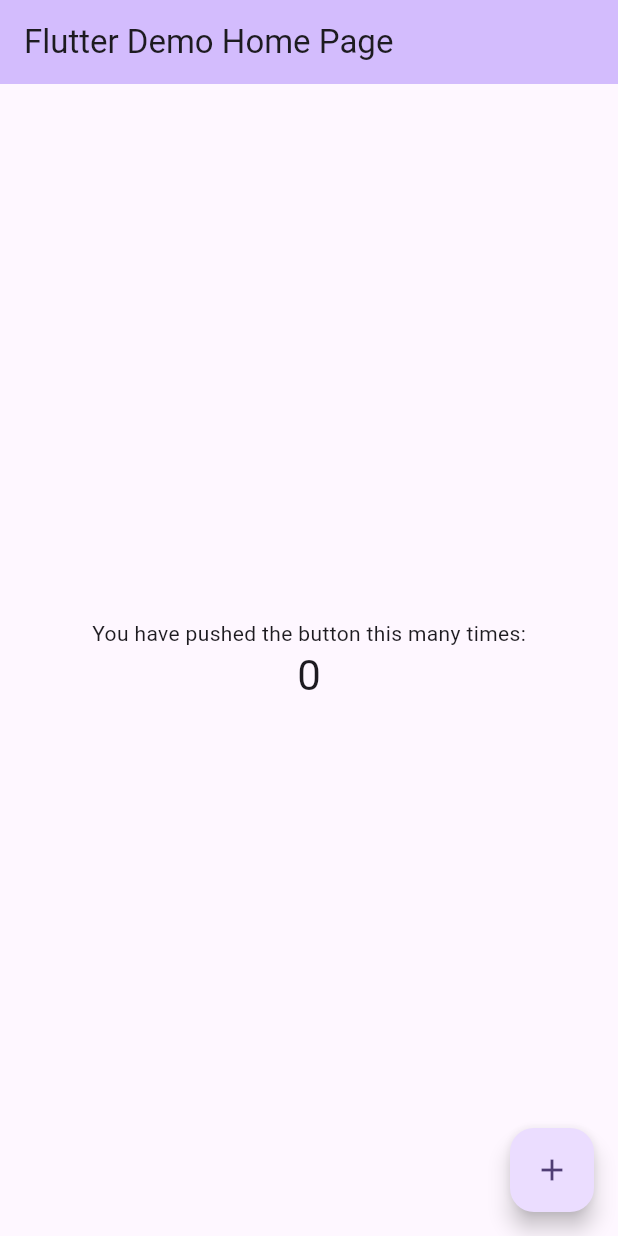
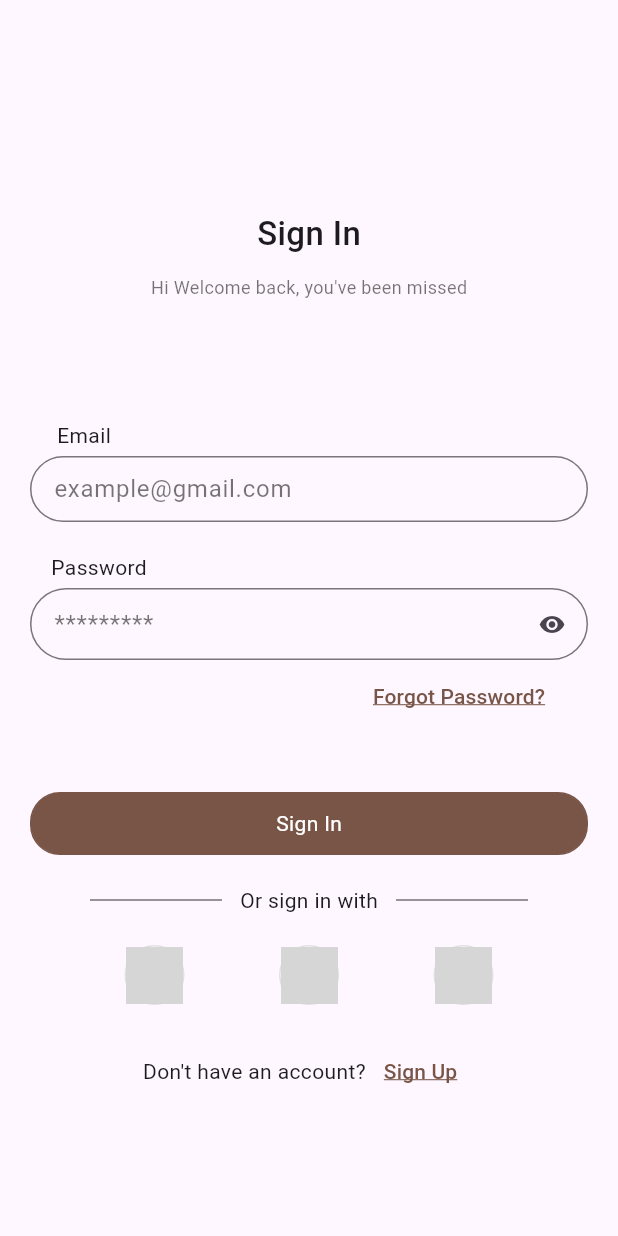
Before and after one commit to TechTrooper448482/Clothing-App, a Flutter app: the screen it shows after launch, on a phone screen of 412 x 824 dp. Run offline on Flutter 3.47's test engine with Material 3 defaults, Android fonts, the phone set to English and light mode, and no system bars; network calls fail; grey boxes are pictures that could not be loaded.

Commit message:
App Updated

```diff
--- /dev/null
+++ b/new_app/lib/config/routes/app_routes.dart
@@ -0,0 +1,28 @@
+import 'package:clothing_store_app/features/splash/presentation/splash_screen.dart';
+import 'package:flutter/cupertino.dart';
+import 'package:flutter/material.dart';
+
+import '../../features/auth/presentation/screens/login_screen.dart';
+
+class AppRoutes{
+  static const String splashScreen = '/';
+  static const String loginScreen = '/loginScreen';
+  static const String homeScreen = '/homeScreen';
+
+  static Route<dynamic> generateRoute(RouteSettings settings) {
+    switch (settings.name) {
+      case splashScreen:
+        return MaterialPageRoute(builder: (_) => const SplashScreen());
+      case loginScreen:
+        return MaterialPageRoute(builder: (_) => const LoginScreen());
+      default:
+        return MaterialPageRoute(
+            builder: (_) => const Scaffold(
+              body: Center(
+                child: Text("Route Not Found"),
+              ),
+            ),
+        );
+    }
+  }
+}
--- /dev/null
+++ b/new_app/lib/features/auth/presentation/screens/login_screen.dart
@@ -0,0 +1,255 @@
+import 'package:flutter/material.dart';
+
+class LoginScreen extends StatefulWidget {
+  const LoginScreen({super.key});
+
+  @override
+  State<LoginScreen> createState() => _LoginScreenState();
+}
+
+class _LoginScreenState extends State<LoginScreen> {
+
+
+
+
+
+
+  @override
+  Widget build(BuildContext context) {
+    return Scaffold(
+      body: Padding(
+        padding: const EdgeInsets.all(20.0),
+        child: Column(
+          children: [
+            Center(
+              child: Column(
+                children: [
+                  SizedBox(
+                    height: 120,
+                  ),
+                  Text(
+                    "Sign In",
+                    style: TextStyle(
+                        fontSize: 22,
+                        fontWeight: FontWeight.w500,
+                    ),
+                  ),
+                  SizedBox(
+                    height: 12,
+                  ),
+                  Text(
+                      "Hi Welcome back, you've been missed",
+                    style: TextStyle(
+                        fontSize: 12,
+                      color: Colors.black54,
+                    ),
+                  ),
+                  SizedBox(
+                    height: 80,
+                  ),
+                  Padding(
+                    padding: const EdgeInsets.only(right: 300.0),
+                    child: Text(
+                      "Email",
+                      style: TextStyle(fontWeight: FontWeight.normal),
+                    ),
+                  ),
+                  SizedBox(
+                    height: 4,
+                  ),
+                  TextFormField(
+                    decoration: InputDecoration(
+                      isDense: true,
+                      contentPadding: EdgeInsets.symmetric(vertical: 10, horizontal: 12),
+                      hintText: "example@gmail.com",
+                      hintStyle: TextStyle(
+                        color: Colors.black54,
+                      ),
+                      border: OutlineInputBorder(
+                        borderRadius: BorderRadius.circular(120.0),
+                      ),
+                    ),
+                  ),
+                  SizedBox(
+                    height: 20,
+                  ),
+                  Padding(
+                    padding: const EdgeInsets.only(right: 280.0),
+                    child: Text(
+                      "Password",
+                      style: TextStyle(fontWeight: FontWeight.normal),
+                    ),
+                  ),
+                  SizedBox(
+                    height: 4,
+                  ),
+                  TextFormField(
+                    decoration: InputDecoration(
+                      isDense: true,
+                      contentPadding: EdgeInsets.symmetric(vertical: 10, horizontal: 12),
+                      hintText: "*********",
+                      hintStyle: TextStyle(
+                        color: Colors.black54,
+                      ),
+                      suffixIcon: Icon(Icons.remove_red_eye),
+                      border: OutlineInputBorder(
+                        borderRadius: BorderRadius.circular(120.0),
+                      ),
+                    ),
+                  ),
+                  Padding(
+                    padding: const EdgeInsets.only(left: 200.0),
+                    child: TextButton(
+                        onPressed: (){},
+                        child: Text(
+                            "Forgot Password?",
+                          style: TextStyle(
+                            color: Colors.brown,
+                            decoration: TextDecoration.underline,
+                            decorationColor: Colors.brown,
+                          ),
+                        ),
+                    ),
+                  ),
+                  SizedBox(
+                    height: 40,
+                  ),
+                  Container(
+                    // height: 40,
+                    // width: 280,
+                    padding: EdgeInsets.symmetric(vertical: 10, horizontal: 12),
+                    decoration: BoxDecoration(
+                      border: BoxBorder.all(
+                        color: Colors.brown,
+                      ),
+                      borderRadius: BorderRadius.circular(20.0),
+                      color: Colors.brown,
+                    ),
+                    child: Center(
+                        child: Text(
+                          "Sign In",
+                          style: TextStyle(
+                            color: Colors.white,
+                          ),),
+                    ),
+                  ),
+                  SizedBox(
+                    height: 20,
+                  ),
+                  Row(
+                    mainAxisAlignment: MainAxisAlignment.center,
+                    children: [
+                      Expanded(
+                        child: Divider(
+                          indent: 40,
+                          endIndent: 12,
+                          color: Colors.black54,
+                          thickness: 1,
+                        ),
+                      ),
+                      Text("Or sign in with"),
+                      Expanded(
+                        child: Divider(
+                          indent: 12,
+                          endIndent: 40,
+                          color: Colors.black54,
+                          thickness: 1,
+                        ),
+                      ),
+                    ],
+                  ),
+                  SizedBox(
+                    height: 20,
+                  ),
+                  Row(
+                    mainAxisAlignment: MainAxisAlignment.spaceEvenly,
+                    children: [
+                      // CircleAvatar(
+                      //   radius: 20,
+                      //   backgroundColor: Colors.white,
+                      //   backgroundImage: NetworkImage('https://pixsector.com/cache/56f2646e/avd5cee2ff5ea9da4d328.png'),
+                      // ),
+                      Container(
+                        height: 40,
+                        width: 40,
+                        decoration: BoxDecoration(
+                          color: Colors.white,
+                          borderRadius: BorderRadius.circular(20.0),
+                          border: BoxBorder.all(
+                            color: Colors.black12,
+                          ),
+                        ),
+                        child: Image(
+                          image: NetworkImage(
+                              'https://pixsector.com/cache/56f2646e/avd5cee2ff5ea9da4d328.png'
+                              // 'https://cdn-icons-png.flaticon.com/512/0/747.png'
+                          ),
+                        ),
+                      ),
+                      Container(
+                        height: 40,
+                        width: 40,
+                        decoration: BoxDecoration(
+                          color: Colors.white,
+                          borderRadius: BorderRadius.circular(20.0),
+                          border: BoxBorder.all(
+                            color: Colors.black12,
+                          ),
+                        ),
+                        child: Image(
+                          // height: 20,
+                          //   width: 20,
+                            image: NetworkImage(
+                                'https://img.icons8.com/color/512/google-logo.png'
+                            ),
+                        ),
+                      ),
+                      Container(
+                        height: 40,
+                        width: 40,
+                        decoration: BoxDecoration(
+                          color: Colors.white,
+                          borderRadius: BorderRadius.circular(20.0),
+                          border: BoxBorder.all(
+                            color: Colors.black12,
+                          ),
+                        ),
+                        child: Image(
+                          // height: 20,
+                          //   width: 20,
+                          image: NetworkImage(
+                              'https://www.pixsector.com/cache/c2d6c2a1/av580aef89b415365fb9c.png'
+                          ),
+                        ),
+                      ),
+                    ],
+                  ),
+                  SizedBox(
+                    height: 20,
+                  ),
+                  Row(
+                    mainAxisAlignment: MainAxisAlignment.center,
+                    children: [
+                      Text("Don't have an account?"),
+                      TextButton(
+                          onPressed: (){},
+                          child: Text(
+                              "Sign Up",
+                            style: TextStyle(
+                              color: Colors.brown,
+                              decoration: TextDecoration.underline,
+                              decorationColor: Colors.brown,
+                            ),
+                          ),
+                      ),
+                    ],
+                  ),
+                ],
+              ),
+            ),
+          ],
+        ),
+      ),
+    );
+  }
+}
--- a/new_app/lib/main.dart
+++ b/new_app/lib/main.dart
@@ -1,7 +1,21 @@
+import 'package:clothing_store_app/config/routes/app_routes.dart';
+import 'package:clothing_store_app/view/screens/splash_screen.dart';
 import 'package:flutter/material.dart';
+import 'package:provider/provider.dart';
+
+// void main() {
+//   runApp(const MyApp());
+// }
 
 void main() {
-  runApp(const MyApp());
+  runApp(
+      MultiProvider(
+        providers: [
+          Provider(create: (_) => 'dummy'),
+        ],
+        child: const MyApp(),
+      ),
+  );
 }
 
 class MyApp extends StatelessWidget {
@@ -11,112 +25,13 @@ class MyApp extends StatelessWidget {
   @override
   Widget build(BuildContext context) {
     return MaterialApp(
-      title: 'Flutter Demo',
-      theme: ThemeData(
-        // This is the theme of your application.
-        //
-        // TRY THIS: Try running your application with "flutter run". You'll see
-        // the application has a purple toolbar. Then, without quitting the app,
-        // try changing the seedColor in the colorScheme below to Colors.green
-        // and then invoke "hot reload" (save your changes or press the "hot
-        // reload" button in a Flutter-supported IDE, or press "r" if you used
-        // the command line to start the app).
-        //
-        // Notice that the counter didn't reset back to zero; the application
-        // state is not lost during the reload. To reset the state, use hot
-        // restart instead.
-        //
-        // This works for code too, not just values: Most code changes can be
-        // tested with just a hot reload.
-        colorScheme: ColorScheme.fromSeed(seedColor: Colors.deepPurple),
-      ),
-      home: const MyHomePage(title: 'Flutter Demo Home Page'),
+      title: 'Fashion App',
+      debugShowCheckedModeBanner: false,
+      // theme: ThemeData.dark(),
+      theme: ThemeData.light(),
+      initialRoute: AppRoutes.splashScreen,
+      onGenerateRoute: AppRoutes.generateRoute,
+      // home: const SplashScreen(),
     );
   }
 }
-
-class MyHomePage extends StatefulWidget {
-  const MyHomePage({super.key, required this.title});
-
-  // This widget is the home page of your application. It is stateful, meaning
-  // that it has a State object (defined below) that contains fields that affect
-  // how it looks.
-
-  // This class is the configuration for the state. It holds the values (in this
-  // case the title) provided by the parent (in this case the App widget) and
-  // used by the build method of the State. Fields in a Widget subclass are
-  // always marked "final".
-
-  final String title;
-
-  @override
-  State<MyHomePage> createState() => _MyHomePageState();
-}
-
-class _MyHomePageState extends State<MyHomePage> {
-  int _counter = 0;
-
-  void _incrementCounter() {
-    setState(() {
-      // This call to setState tells the Flutter framework that something has
-      // changed in this State, which causes it to rerun the build method below
-      // so that the display can reflect the updated values. If we changed
-      // _counter without calling setState(), then the build method would not be
-      // called again, and so nothing would appear to happen.
-      _counter++;
-    });
-  }
-
-  @override
-  Widget build(BuildContext context) {
-    // This method is rerun every time setState is called, for instance as done
-    // by the _incrementCounter method above.
-    //
-    // The Flutter framework has been optimized to make rerunning build methods
-    // fast, so that you can just rebuild anything that needs updating rather
-    // than having to individually change instances of widgets.
-    return Scaffold(
-      appBar: AppBar(
-        // TRY THIS: Try changing the color here to a specific color (to
-        // Colors.amber, perhaps?) and trigger a hot reload to see the AppBar
-        // change color while the other colors stay the same.
-        backgroundColor: Theme.of(context).colorScheme.inversePrimary,
-        // Here we take the value from the MyHomePage object that was created by
-        // the App.build method, and use it to set our appbar title.
-        title: Text(widget.title),
-      ),
-      body: Center(
-        // Center is a layout widget. It takes a single child and positions it
-        // in the middle of the parent.
-        child: Column(
-          // Column is also a layout widget. It takes a list of children and
-          // arranges them vertically. By default, it sizes itself to fit its
-          // children horizontally, and tries to be as tall as its parent.
-          //
-          // Column has various properties to control how it sizes itself and
-          // how it positions its children. Here we use mainAxisAlignment to
-          // center the children vertically; the main axis here is the vertical
-          // axis because Columns are vertical (the cross axis would be
-          // horizontal).
-          //
-          // TRY THIS: Invoke "debug painting" (choose the "Toggle Debug Paint"
-          // action in the IDE, or press "p" in the console), to see the
-          // wireframe for each widget.
-          mainAxisAlignment: MainAxisAlignment.center,
-          children: <Widget>[
-            const Text('You have pushed the button this many times:'),
-            Text(
-              '$_counter',
-              style: Theme.of(context).textTheme.headlineMedium,
-            ),
-          ],
-        ),
-      ),
-      floatingActionButton: FloatingActionButton(
-        onPressed: _incrementCounter,
-        tooltip: 'Increment',
-        child: const Icon(Icons.add),
-      ), // This trailing comma makes auto-formatting nicer for build methods.
-    );
-  }
-}
--- a/new_app/pubspec.yaml
+++ b/new_app/pubspec.yaml
@@ -1,4 +1,4 @@
-name: new_app
+name: clothing_store_app
 description: "A new Flutter project."
 # The following line prevents the package from being accidentally published to
 # pub.dev using `flutter pub publish`. This is preferred for private packages.
@@ -34,6 +34,7 @@ dependencies:
   # The following adds the Cupertino Icons font to your application.
   # Use with the CupertinoIcons class for iOS style icons.
   cupertino_icons: ^1.0.8
+  provider: ^6.1.5
 
 dev_dependencies:
   flutter_test:
```
Also changed, not shown: new_app/lib/features/auth/presentation/providers/auth_provider.dart (added, +19 -0 lines), new_app/lib/features/splash/presentation/splash_screen.dart (added, +37 -0 lines), new_app/lib/view/screens/splash_screen.dart (added, +41 -0 lines), new_app/lib/view/screens/welcome_screen.dart (added, +45 -0 lines), new_app/lib/dummy_data/sample_products.dart (added), new_app/lib/injection_container.dart (added), new_app/pubspec.lock, 67 other files.
